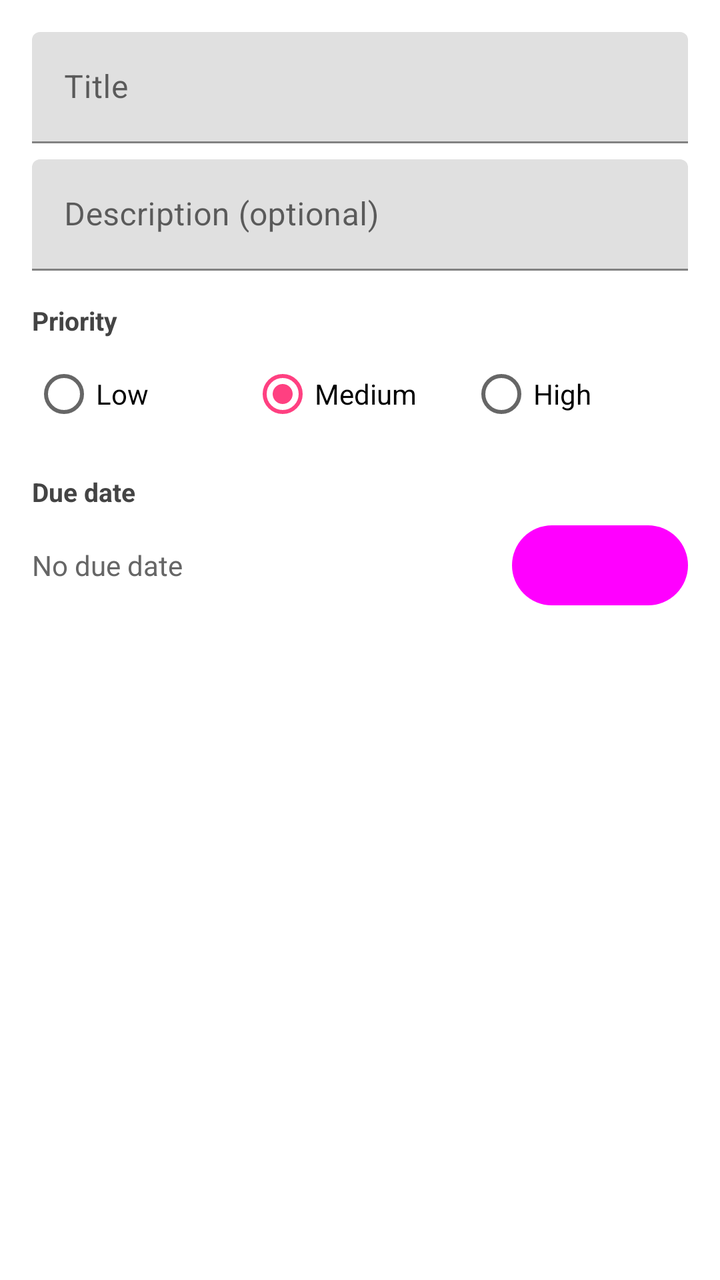
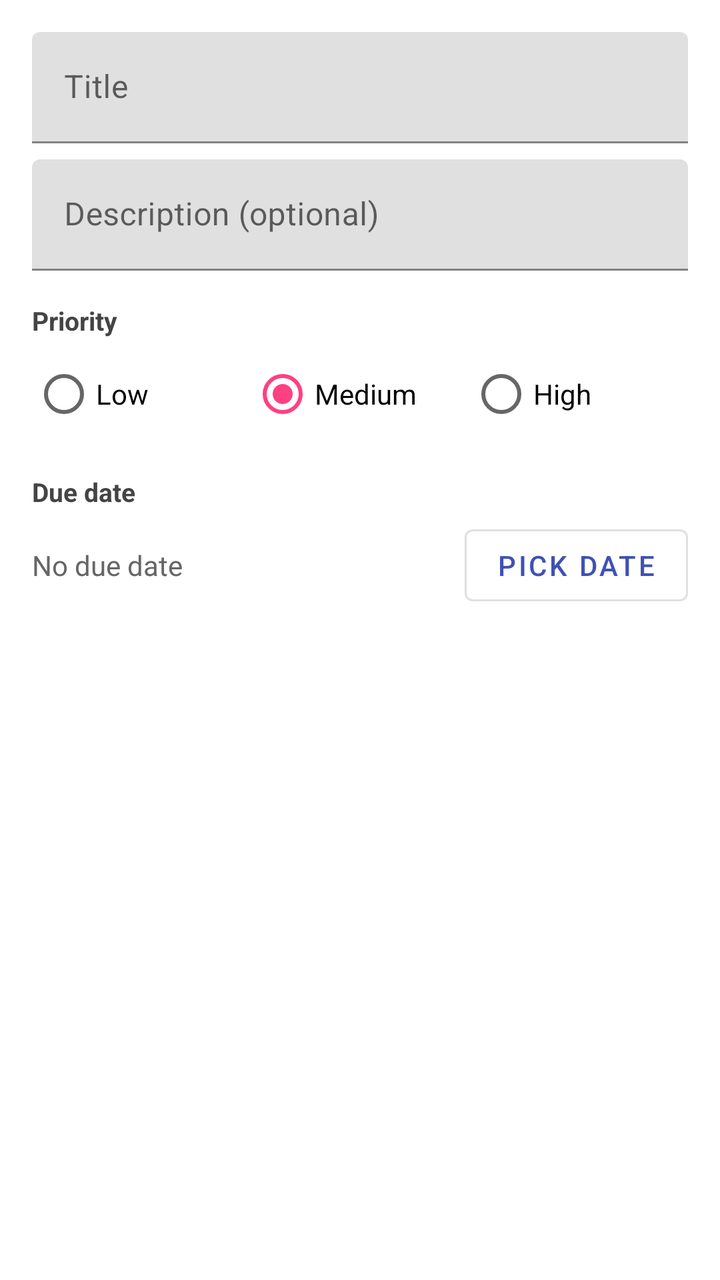

The first picture is an Android layout as it rendered before a commit; the second is the same layout after the commit. The layout source and the unified diff follow.
<!-- AndroidManifest.xml: application theme Theme.TodoApp -->
<!-- res/layout/dialog_add_task.xml -->
<?xml version="1.0" encoding="utf-8"?>
<ScrollView xmlns:android="http://schemas.android.com/apk/res/android"
    android:layout_width="match_parent"
    android:layout_height="wrap_content">

    <LinearLayout
        android:layout_width="match_parent"
        android:layout_height="wrap_content"
        android:orientation="vertical"
        android:padding="16dp">

        <com.google.android.material.textfield.TextInputLayout
            android:layout_width="match_parent"
            android:layout_height="wrap_content"
            android:hint="@string/task_title">

            <com.google.android.material.textfield.TextInputEditText
                android:id="@+id/titleEditText"
                android:layout_width="match_parent"
                android:layout_height="wrap_content"
                android:inputType="textCapSentences"
                android:maxLines="2" />
        </com.google.android.material.textfield.TextInputLayout>

        <com.google.android.material.textfield.TextInputLayout
            android:layout_width="match_parent"
            android:layout_height="wrap_content"
            android:layout_marginTop="8dp"
            android:hint="@string/task_description_optional">

            <com.google.android.material.textfield.TextInputEditText
                android:id="@+id/descriptionEditText"
                android:layout_width="match_parent"
                android:layout_height="wrap_content"
                android:inputType="textMultiLine|textCapSentences"
                android:maxLines="4" />
        </com.google.android.material.textfield.TextInputLayout>

        <TextView
            android:layout_width="wrap_content"
            android:layout_height="wrap_content"
            android:layout_marginTop="16dp"
            android:text="@string/priority"
            android:textColor="#444"
            android:textSize="13sp"
            android:textStyle="bold" />

        <RadioGroup
            android:id="@+id/priorityRadioGroup"
            android:layout_width="match_parent"
            android:layout_height="wrap_content"
            android:layout_marginTop="4dp"
            android:orientation="horizontal">

            <RadioButton
                android:id="@+id/priorityLowRadio"
                android:layout_width="0dp"
                android:layout_height="wrap_content"
                android:layout_weight="1"
                android:text="@string/priority_low" />

            <RadioButton
                android:id="@+id/priorityMediumRadio"
                android:layout_width="0dp"
                android:layout_height="wrap_content"
                android:layout_weight="1"
                android:checked="true"
                android:text="@string/priority_medium" />

            <RadioButton
                android:id="@+id/priorityHighRadio"
                android:layout_width="0dp"
                android:layout_height="wrap_content"
                android:layout_weight="1"
                android:text="@string/priority_high" />
        </RadioGroup>

        <TextView
            android:layout_width="wrap_content"
            android:layout_height="wrap_content"
            android:layout_marginTop="16dp"
            android:text="@string/due_date"
            android:textColor="#444"
            android:textSize="13sp"
            android:textStyle="bold" />

        <LinearLayout
            android:layout_width="match_parent"
            android:layout_height="wrap_content"
            android:layout_marginTop="4dp"
            android:gravity="center_vertical"
            android:orientation="horizontal">

            <TextView
                android:id="@+id/dueDateLabel"
                android:layout_width="0dp"
                android:layout_height="wrap_content"
                android:layout_weight="1"
                android:text="@string/no_due_date"
                android:textColor="#666"
                android:textSize="14sp" />

            <com.google.android.material.button.MaterialButton
                android:id="@+id/dueDateButton"
                style="@style/Widget.Material3.Button.TonalButton"
                android:layout_width="wrap_content"
                android:layout_height="wrap_content"
                android:text="@string/pick_date" />

            <com.google.android.material.button.MaterialButton
                android:id="@+id/clearDueDateButton"
                style="@style/Widget.Material3.Button.TextButton"
                android:layout_width="wrap_content"
                android:layout_height="wrap_content"
                android:text="@string/clear"
                android:visibility="gone" />
        </LinearLayout>

    </LinearLayout>
</ScrollView>
<!-- resources referenced by this layout -->
<resources>
  <string name="clear">Clear</string>
  <string name="due_date">Due date</string>
  <string name="no_due_date">No due date</string>
  <string name="pick_date">Pick date</string>
  <string name="priority">Priority</string>
  <string name="priority_high">High</string>
  <string name="priority_low">Low</string>
  <string name="priority_medium">Medium</string>
  <string name="task_description_optional">Description (optional)</string>
  <string name="task_title">Title</string>
  <style name="Theme.TodoApp" parent="Theme.MaterialComponents.Light.NoActionBar">
          <item name="colorPrimary">@color/primary</item>
          <item name="colorPrimaryDark">@color/primary_dark</item>
          <item name="colorAccent">@color/accent</item>
      </style>
  <color name="primary">#3F51B5</color>
  <color name="primary_dark">#303F9F</color>
  <color name="accent">#FF4081</color>
</resources>

<!-- the commit's change to res/layout/dialog_add_task.xml (unified diff, before → after) -->
@@ -102,14 +102,14 @@
 
             <com.google.android.material.button.MaterialButton
                 android:id="@+id/dueDateButton"
-                style="@style/Widget.Material3.Button.TonalButton"
+                style="@style/Widget.MaterialComponents.Button.OutlinedButton"
                 android:layout_width="wrap_content"
                 android:layout_height="wrap_content"
                 android:text="@string/pick_date" />
 
             <com.google.android.material.button.MaterialButton
                 android:id="@+id/clearDueDateButton"
-                style="@style/Widget.Material3.Button.TextButton"
+                style="@style/Widget.MaterialComponents.Button.TextButton"
                 android:layout_width="wrap_content"
                 android:layout_height="wrap_content"
                 android:text="@string/clear"
